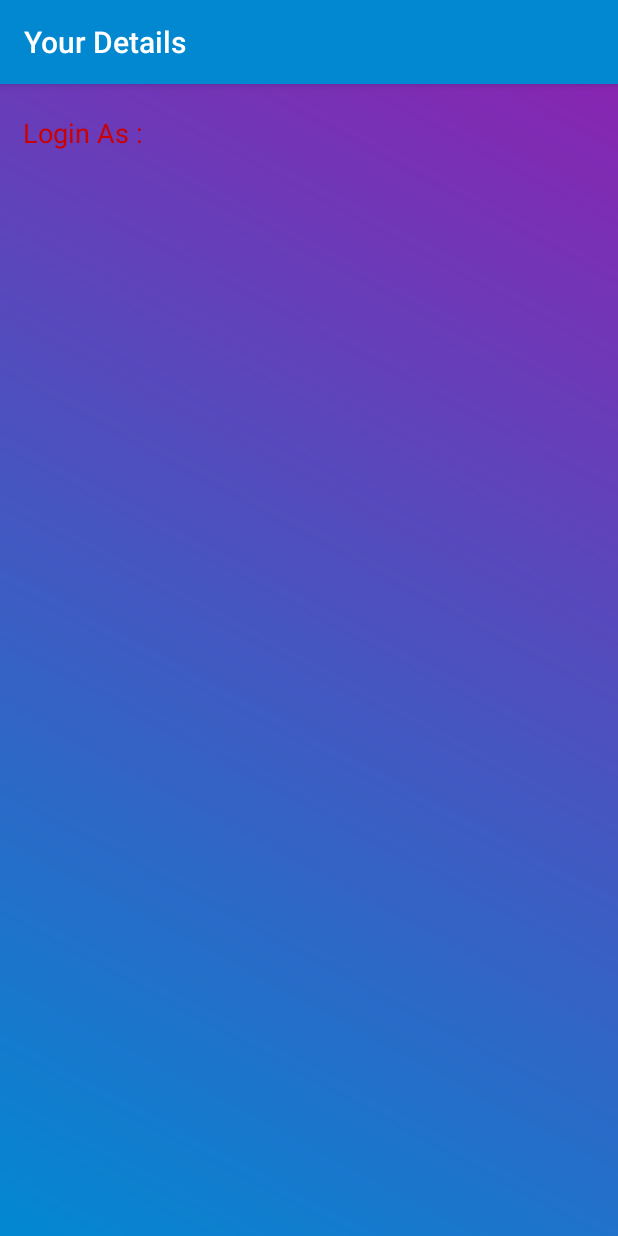
After one commit to TheChiragRathod/Android_Tutorial_7, an Android app: the welcome screen opened directly, with no data from a screen before it, on a phone screen of 412 x 824 dp. The commit adds this screen. Run offline under Robolectric (Android 15) with nearby library versions, the phone set to English and light mode, and no system bars.

Commit message:
Login Completed Using DataBase

```diff
--- a/app/src/main/AndroidManifest.xml
+++ b/app/src/main/AndroidManifest.xml
@@ -9,7 +9,8 @@
         android:roundIcon="@mipmap/ic_launcher_round"
         android:supportsRtl="true"
         android:theme="@style/AppTheme">
-        <activity android:name=".register"></activity>
+        <activity android:name=".welcome"></activity>
+        <activity android:name=".register" />
         <activity android:name=".login">
             <intent-filter>
                 <action android:name="android.intent.action.MAIN" />
--- a/app/src/main/java/com/rku/tutorial7/DatabaseHelper.java
+++ b/app/src/main/java/com/rku/tutorial7/DatabaseHelper.java
@@ -3,6 +3,7 @@ package com.rku.tutorial7;
 
 import android.content.ContentValues;
 import android.content.Context;
+import android.database.Cursor;
 import android.database.sqlite.SQLiteDatabase;
 import android.database.sqlite.SQLiteOpenHelper;
 import android.provider.ContactsContract;
@@ -63,4 +64,12 @@ public class DatabaseHelper extends SQLiteOpenHelper
         else
             return true;
     }
+    public Cursor checkEmail(String Email)
+    {
+        SQLiteDatabase db=getReadableDatabase();
+        String Query="SELECT * FROM "+TABLE+ " WHERE "+COL_4+" = "+"'"+Email+"'";
+        Cursor res=db.rawQuery(Query,null);
+        return res;
+    }
+
 }
--- a/app/src/main/java/com/rku/tutorial7/login.java
+++ b/app/src/main/java/com/rku/tutorial7/login.java
@@ -3,14 +3,18 @@ package com.rku.tutorial7;
 import androidx.appcompat.app.AppCompatActivity;
 
 import android.content.Intent;
+import android.database.Cursor;
 import android.os.Bundle;
+import android.util.Log;
 import android.view.View;
 import android.widget.EditText;
+import android.widget.Toast;
 
 public class login extends AppCompatActivity
 {
     EditText editTextUser;
     EditText editTextPass;
+    DatabaseHelper db;
 
     @Override
     protected void onCreate(Bundle savedInstanceState)
@@ -28,6 +32,19 @@ public class login extends AppCompatActivity
     {
         if(!LoginValidation())
             return;
+
+        String Email=editTextUser.getText().toString();
+        db=new DatabaseHelper(this);
+
+        Cursor res= db.checkEmail(Email);
+        if(res.getCount()==1) {
+            Intent intent=new Intent(login.this,welcome.class);
+            intent.putExtra("Email",Email);
+            startActivity(intent);
+            finish();
+        }
+        else
+            Toast.makeText(this, "No Record Found", Toast.LENGTH_SHORT).show();
     }
 
     public boolean LoginValidation()
--- /dev/null
+++ b/app/src/main/java/com/rku/tutorial7/welcome.java
@@ -0,0 +1,24 @@
+package com.rku.tutorial7;
+
+import androidx.appcompat.app.AppCompatActivity;
+
+import android.content.Intent;
+import android.os.Bundle;
+import android.widget.TextView;
+
+public class welcome extends AppCompatActivity {
+    TextView txtLoginDetail;
+    @Override
+    protected void onCreate(Bundle savedInstanceState) {
+        super.onCreate(savedInstanceState);
+        setContentView(R.layout.welcome);
+        this.setTitle("Your Details");
+        Intent intent=getIntent();
+        String UserEmail=intent.getStringExtra("Email");
+
+        txtLoginDetail=findViewById(R.id.LoginDetail);
+        txtLoginDetail.setText(UserEmail);
+
+
+    }
+}
--- /dev/null
+++ b/app/src/main/res/layout/welcome.xml
@@ -0,0 +1,153 @@
+<?xml version="1.0" encoding="utf-8"?>
+<androidx.constraintlayout.widget.ConstraintLayout xmlns:android="http://schemas.android.com/apk/res/android"
+    xmlns:app="http://schemas.android.com/apk/res-auto"
+    xmlns:tools="http://schemas.android.com/tools"
+    android:layout_width="match_parent"
+    android:layout_height="match_parent"
+    android:background="@drawable/gradient"
+    tools:context=".welcome">
+
+    <ScrollView
+        android:layout_width="match_parent"
+        android:layout_height="0dp"
+        app:layout_constraintBottom_toBottomOf="parent"
+        app:layout_constraintEnd_toEndOf="parent"
+        app:layout_constraintStart_toStartOf="parent"
+        app:layout_constraintTop_toTopOf="parent">
+
+
+        <LinearLayout
+            android:layout_width="match_parent"
+            android:layout_height="wrap_content"
+            android:layout_marginStart="15dp"
+            android:layout_marginLeft="15dp"
+            android:layout_marginEnd="15dp"
+            android:layout_marginRight="15dp"
+            android:gravity="center_vertical"
+            android:orientation="vertical"
+            app:layout_constraintEnd_toEndOf="parent"
+            app:layout_constraintStart_toStartOf="parent"
+            app:layout_constraintTop_toTopOf="parent">
+
+            <LinearLayout
+                android:layout_width="match_parent"
+                android:layout_height="match_parent"
+                android:layout_marginTop="20dp"
+                android:layout_marginBottom="50dp"
+                android:orientation="vertical">
+
+                <TextView
+                    android:id="@+id/textView4"
+                    android:layout_width="match_parent"
+                    android:layout_height="wrap_content"
+                    android:text="Login As :"
+                    android:textColor="@android:color/holo_red_dark"
+                    android:textSize="18sp" />
+
+                <TextView
+                    android:id="@+id/LoginDetail"
+                    android:layout_width="match_parent"
+                    android:layout_height="0dp"
+                    android:layout_weight="1"
+                    android:textColor="@color/colorText"
+                    android:textSize="18sp" />
+            </LinearLayout>
+
+            <TextView
+                android:id="@+id/txtFirstName"
+                android:layout_width="match_parent"
+                android:layout_height="wrap_content"
+                android:layout_marginTop="20dp"
+                android:textColor="@color/colorText"
+                android:textSize="18sp"
+                app:layout_constraintEnd_toEndOf="parent"
+                app:layout_constraintStart_toStartOf="parent"
+                app:layout_constraintTop_toTopOf="parent" />
+
+            <TextView
+                android:id="@+id/txtLastName"
+                android:layout_width="match_parent"
+                android:layout_height="wrap_content"
+                android:layout_marginTop="20dp"
+                android:textColor="@color/colorText"
+                android:textSize="18sp"
+                app:layout_constraintEnd_toEndOf="parent"
+                app:layout_constraintStart_toStartOf="parent"
+                app:layout_constraintTop_toBottomOf="@+id/txtFirstName" />
+
+            <TextView
+                android:id="@+id/txtemail"
+                android:layout_width="match_parent"
+                android:layout_height="wrap_content"
+                android:layout_marginTop="20dp"
+                android:textColor="@color/colorText"
+                android:textSize="18sp"
+                app:layout_constraintEnd_toEndOf="parent"
+                app:layout_constraintStart_toStartOf="parent"
+                app:layout_constraintTop_toBottomOf="@+id/txtLastName" />
+
+            <TextView
+                android:id="@+id/txtPassword"
+                android:layout_width="match_parent"
+                android:layout_height="wrap_content"
+                android:layout_marginTop="20dp"
+                android:textColor="@color/colorText"
+                android:textSize="18sp"
+                app:layout_constraintEnd_toEndOf="parent"
+                app:layout_constraintStart_toStartOf="parent"
+                app:layout_constraintTop_toBottomOf="@+id/txtemail" />
+
+
+            <TextView
+                android:id="@+id/txtGender"
+                android:layout_width="match_parent"
+                android:layout_height="wrap_content"
+                android:layout_marginTop="20dp"
+                android:textColor="@color/colorText"
+                android:textSize="18sp"
+                app:layout_constraintEnd_toEndOf="parent"
+                app:layout_constraintStart_toStartOf="parent"
+                app:layout_constraintTop_toBottomOf="@+id/txtPassword" />
+
+
+            <TextView
+                android:id="@+id/txtBranch"
+                android:layout_width="match_parent"
+                android:layout_height="wrap_content"
+                android:layout_marginTop="20dp"
+                android:textColor="@color/colorText"
+                android:textSize="18sp"
+                app:layout_constraintEnd_toEndOf="parent"
+                app:layout_constraintStart_toStartOf="parent"
+                app:layout_constraintTop_toBottomOf="@+id/txtGender" />
+
+
+            <TextView
+                android:id="@+id/txtCity"
+                android:layout_width="match_parent"
+                android:layout_height="wrap_content"
+                android:layout_marginTop="20dp"
+                android:textColor="@color/colorText"
+                android:textSize="18sp"
+                app:layout_constraintEnd_toEndOf="parent"
+                app:layout_constraintStart_toStartOf="parent"
+                app:layout_constraintTop_toBottomOf="@+id/txtBranch" />
+
+
+            <TextView
+                android:id="@+id/txtStatus"
+                android:layout_width="match_parent"
+                android:layout_height="wrap_content"
+                android:layout_marginTop="20dp"
+                android:textColor="@color/colorText"
+                android:textSize="18sp"
+                app:layout_constraintEnd_toEndOf="parent"
+                app:layout_constraintStart_toStartOf="parent"
+                app:layout_constraintTop_toBottomOf="@+id/txtCity" />
+
+        </LinearLayout>
+
+    </ScrollView>
+
+
+</androidx.constraintlayout.widget.ConstraintLayout>
```
Also changed, not shown: app/src/main/res/values/strings.xml (+0 -7 lines).
